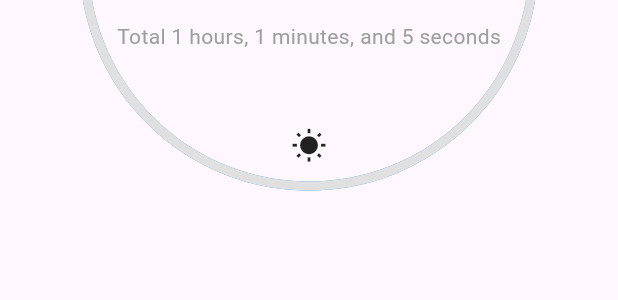
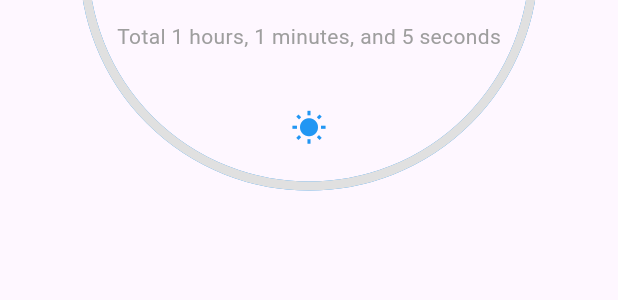
Before and after one commit to 20sw084/Clock, a Flutter app: the CountdownTimer widget shown alone on an empty page, opened directly, on a phone screen of 412 x 824 dp. Shown: the part 339-639 px from the top of the screen. Run offline on Flutter 3.47's test engine with Material 3 defaults, Android fonts, the phone set to English and light mode, and no system bars.

Commit message:
first commit

```diff
--- a/lib/widgets/countdown_timer.dart
+++ b/lib/widgets/countdown_timer.dart
@@ -16,6 +16,7 @@ class CountdownTimer extends StatefulWidget {
 class _CountdownTimerState extends State<CountdownTimer> {
   late Timer _timer;
   Duration _elapsedTime = Duration.zero; // Initialize elapsed time
+  bool isScreenOn = true;
 
   void startTimer() {
     // Start the timer with the total duration
@@ -94,7 +95,10 @@ class _CountdownTimerState extends State<CountdownTimer> {
                 ),
                 Positioned(
                   bottom: 15,
-                  child: Icon(Icons.wb_sunny_sharp),
+                  child: IconButton(icon: Icon(Icons.wb_sunny_sharp), onPressed: () { setState(() {
+                    isScreenOn = !(isScreenOn);
+                  }); },
+                  color: isScreenOn?Colors.blue:Colors.grey,),
                 ),
               ],
             ),
```
